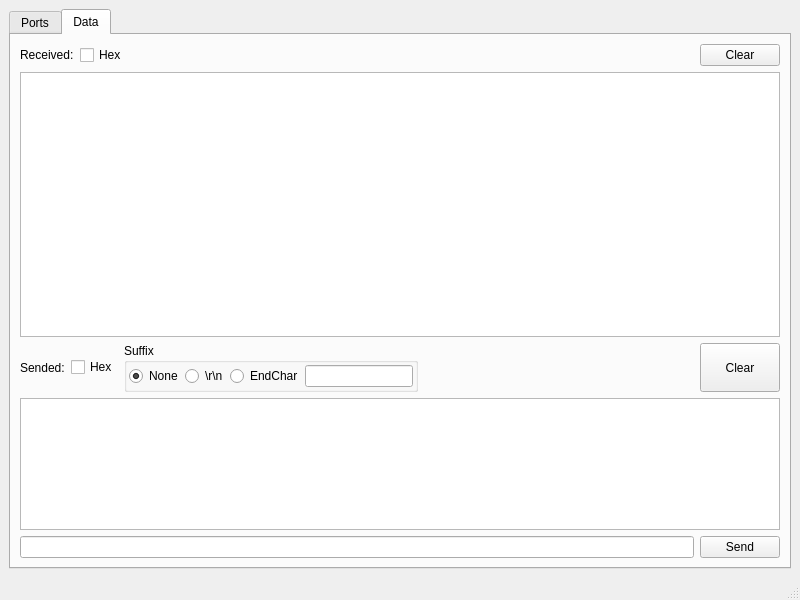
wh201906/SerialTest, file mainwindow.ui: the form before one commit.
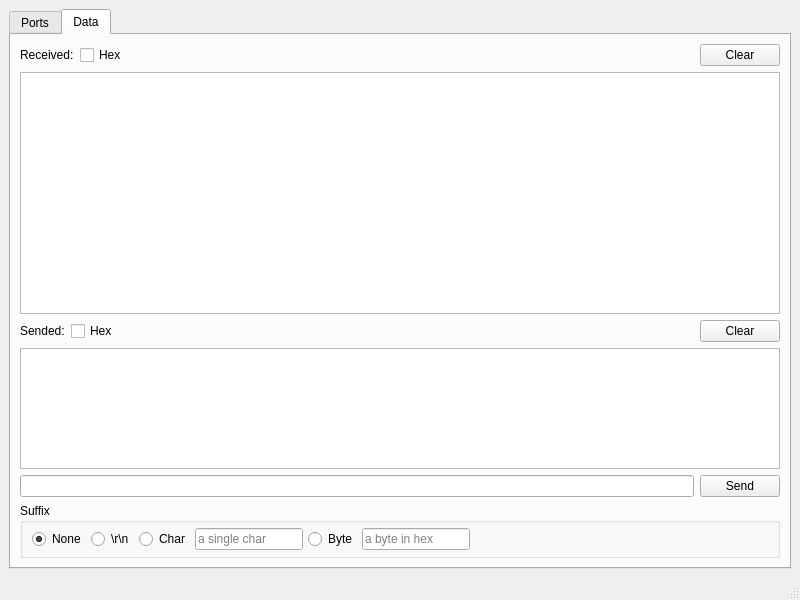
The form after the commit.

```diff
--- a/mainwindow.ui
+++ b/mainwindow.ui
@@ -311,67 +311,6 @@
             </property>
            </widget>
           </item>
-          <item>
-           <widget class="QGroupBox" name="groupBox_2">
-            <property name="title">
-             <string>Suffix</string>
-            </property>
-            <layout class="QHBoxLayout" name="horizontalLayout_6">
-             <property name="spacing">
-              <number>2</number>
-             </property>
-             <property name="leftMargin">
-              <number>2</number>
-             </property>
-             <property name="topMargin">
-              <number>2</number>
-             </property>
-             <property name="rightMargin">
-              <number>2</number>
-             </property>
-             <property name="bottomMargin">
-              <number>2</number>
-             </property>
-             <item>
-              <widget class="QRadioButton" name="suffixNoneButton">
-               <property name="text">
-                <string>None</string>
-               </property>
-               <property name="checked">
-                <bool>true</bool>
-               </property>
-              </widget>
-             </item>
-             <item>
-              <widget class="QRadioButton" name="suffixCRLFButton">
-               <property name="text">
-                <string>\r\n</string>
-               </property>
-              </widget>
-             </item>
-             <item>
-              <widget class="QRadioButton" name="suffixEndCharButton">
-               <property name="text">
-                <string>EndChar</string>
-               </property>
-              </widget>
-             </item>
-             <item>
-              <widget class="QLineEdit" name="suffixEndCharEdit">
-               <property name="sizePolicy">
-                <sizepolicy hsizetype="Minimum" vsizetype="Fixed">
-                 <horstretch>0</horstretch>
-                 <verstretch>0</verstretch>
-                </sizepolicy>
-               </property>
-               <property name="maxLength">
-                <number>1</number>
-               </property>
-              </widget>
-             </item>
-            </layout>
-           </widget>
-          </item>
           <item>
            <spacer name="horizontalSpacer_3">
             <property name="orientation">
@@ -437,6 +376,103 @@
           </item>
          </layout>
         </item>
+        <item>
+         <widget class="QGroupBox" name="groupBox_2">
+          <property name="title">
+           <string>Suffix</string>
+          </property>
+          <layout class="QHBoxLayout" name="horizontalLayout_6">
+           <property name="spacing">
+            <number>5</number>
+           </property>
+           <property name="topMargin">
+            <number>5</number>
+           </property>
+           <property name="rightMargin">
+            <number>5</number>
+           </property>
+           <property name="bottomMargin">
+            <number>5</number>
+           </property>
+           <item>
+            <widget class="QRadioButton" name="suffixNoneButton">
+             <property name="text">
+              <string>None</string>
+             </property>
+             <property name="checked">
+              <bool>true</bool>
+             </property>
+            </widget>
+           </item>
+           <item>
+            <widget class="QRadioButton" name="suffixCRLFButton">
+             <property name="text">
+              <string>\r\n</string>
+             </property>
+            </widget>
+           </item>
+           <item>
+            <widget class="QRadioButton" name="suffixCharButton">
+             <property name="text">
+              <string>Char</string>
+             </property>
+            </widget>
+           </item>
+           <item>
+            <widget class="QLineEdit" name="suffixCharEdit">
+             <property name="sizePolicy">
+              <sizepolicy hsizetype="Minimum" vsizetype="Fixed">
+               <horstretch>0</horstretch>
+               <verstretch>0</verstretch>
+              </sizepolicy>
+             </property>
+             <property name="maxLength">
+              <number>1</number>
+             </property>
+             <property name="placeholderText">
+              <string>a single char</string>
+             </property>
+            </widget>
+           </item>
+           <item>
+            <widget class="QRadioButton" name="suffixByteButton">
+             <property name="text">
+              <string>Byte</string>
+             </property>
+            </widget>
+           </item>
+           <item>
+            <widget class="QLineEdit" name="suffixByteEdit">
+             <property name="sizePolicy">
+              <sizepolicy hsizetype="Minimum" vsizetype="Fixed">
+               <horstretch>0</horstretch>
+               <verstretch>0</verstretch>
+              </sizepolicy>
+             </property>
+             <property name="maxLength">
+              <number>2</number>
+             </property>
+             <property name="placeholderText">
+              <string>a byte in hex</string>
+             </property>
+            </widget>
+           </item>
+           <item>
+            <spacer name="horizontalSpacer_4">
+             <property name="orientation">
+              <enum>Qt::Horizontal</enum>
+             </property>
+             <property name="sizeHint" stdset="0">
+              <size>
+               <width>40</width>
+               <height>20</height>
+              </size>
+             </property>
+            </spacer>
+           </item>
+          </layout>
+         </widget>
+        </item>
        </layout>
       </widget>
      </widget>
```
Left out of the diff: 2 changed lines with no effect on the pictures.
